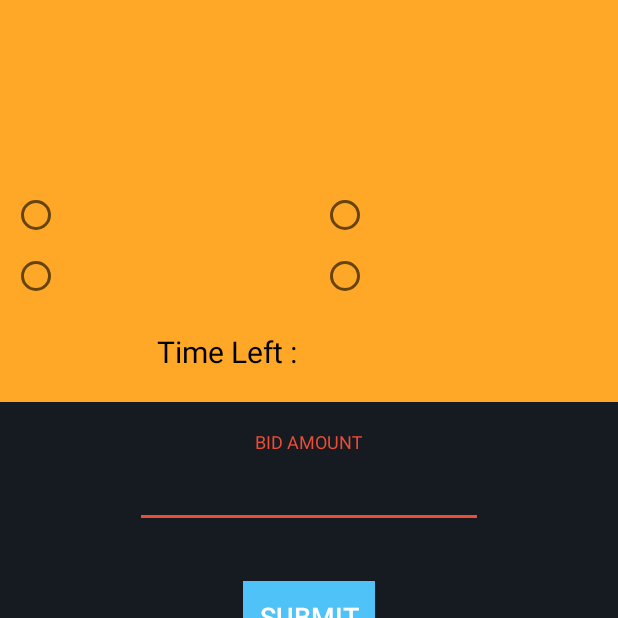
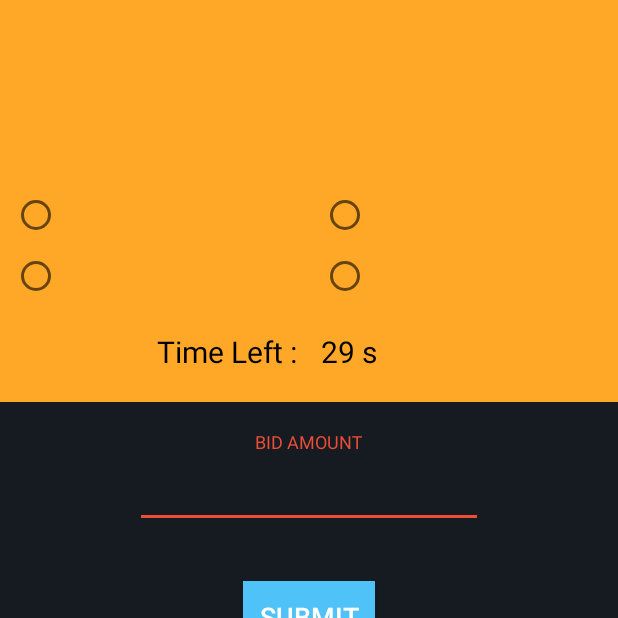
Before and after one commit to Gourishankar25/technothrone, an Android app: the questionPage screen opened directly, with no data from a screen before it, on a phone screen of 412 x 824 dp, the top half of it. Run offline under Robolectric (Android 15) with nearby library versions, the phone set to English and light mode, and no system bars; our stand-ins replace Firebase (no records; nobody signed in at launch, a user with empty details on screens opened directly); 10 statements that could not run were skipped.

Commit message:
TImer added and error handling done

```diff
--- a/TechnoThrone/app/src/main/java/com/example/user/technothrone/questionPage.java
+++ b/TechnoThrone/app/src/main/java/com/example/user/technothrone/questionPage.java
@@ -4,6 +4,7 @@ import androidx.appcompat.app.AppCompatActivity;
 
 import android.graphics.Path;
 import android.os.Bundle;
+import android.os.CountDownTimer;
 import android.view.View;
 import android.widget.Button;
 import android.widget.EditText;
@@ -42,7 +43,8 @@ public class questionPage extends AppCompatActivity {
     private RadioGroup mSecondGroup;
     Boolean submitedans;
     String qNo;
-
+    int flag=0;
+    TextView mTimer;
     int Balance;
     int Position;
 
@@ -130,6 +132,18 @@ public class questionPage extends AppCompatActivity {
             }
         });
 
+        mTimer = (TextView) findViewById(R.id.time);
+        CountDownTimer Timer = new CountDownTimer(30000, 1000) {
+
+            public void onTick(long millisUntilFinished) {
+                mTimer.setText((millisUntilFinished / 1000 )+" s");
+            }
+
+            public void onFinish() {
+                mTimer.setText("Time Up!!");
+                submitedans = true;
+            }
+        }.start();
 
         Button submit = (Button) findViewById(R.id.submit);
         // when submit button is clicked
@@ -158,7 +172,7 @@ public class questionPage extends AppCompatActivity {
                             submitedans = true;
                             bid();
                         } else {
-                            Toast.makeText(questionPage.this, "you already has choosen option", Toast.LENGTH_SHORT).show();
+                            Toast.makeText(questionPage.this, "you already have choosen option", Toast.LENGTH_SHORT).show();
                         }
                     }
                 }
--- a/TechnoThrone/app/src/main/res/layout/activity_question_page.xml
+++ b/TechnoThrone/app/src/main/res/layout/activity_question_page.xml
@@ -107,7 +107,8 @@
                 android:textSize="20sp"
                 android:padding="8dp"
                 android:textColor="#000"
-                tools:text="60 sec"/>
+                android:text="60s"
+                />
 
         </LinearLayout>
 
```
Also changed, not shown: TechnoThrone/app/src/main/java/com/example/user/technothrone/MainActivity.java (+23 -35 lines).
